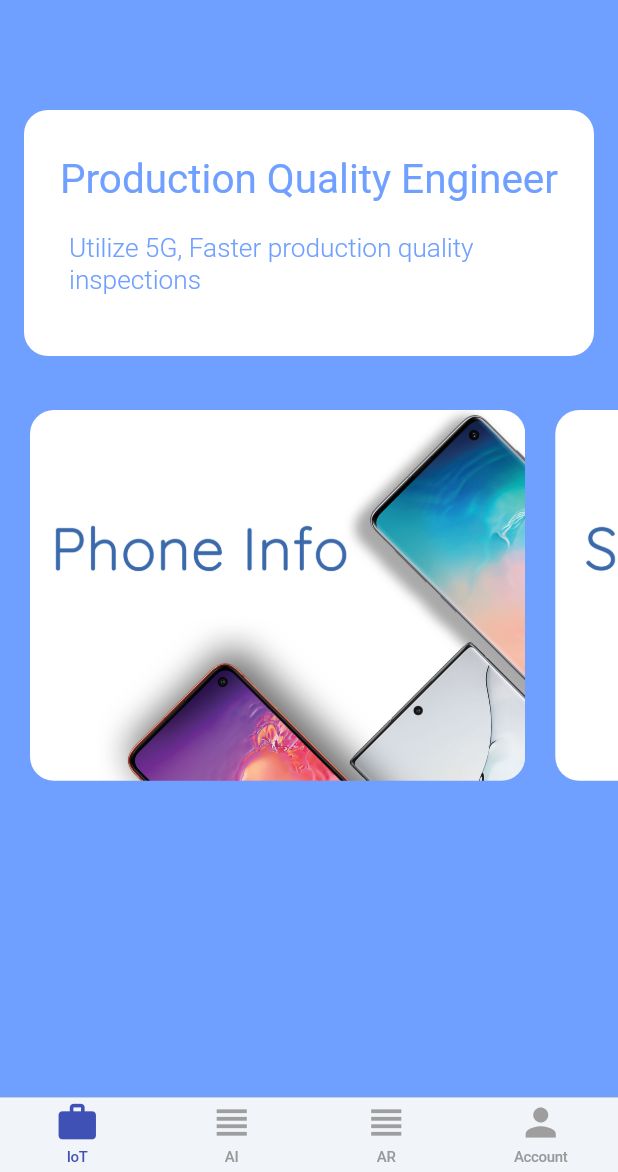
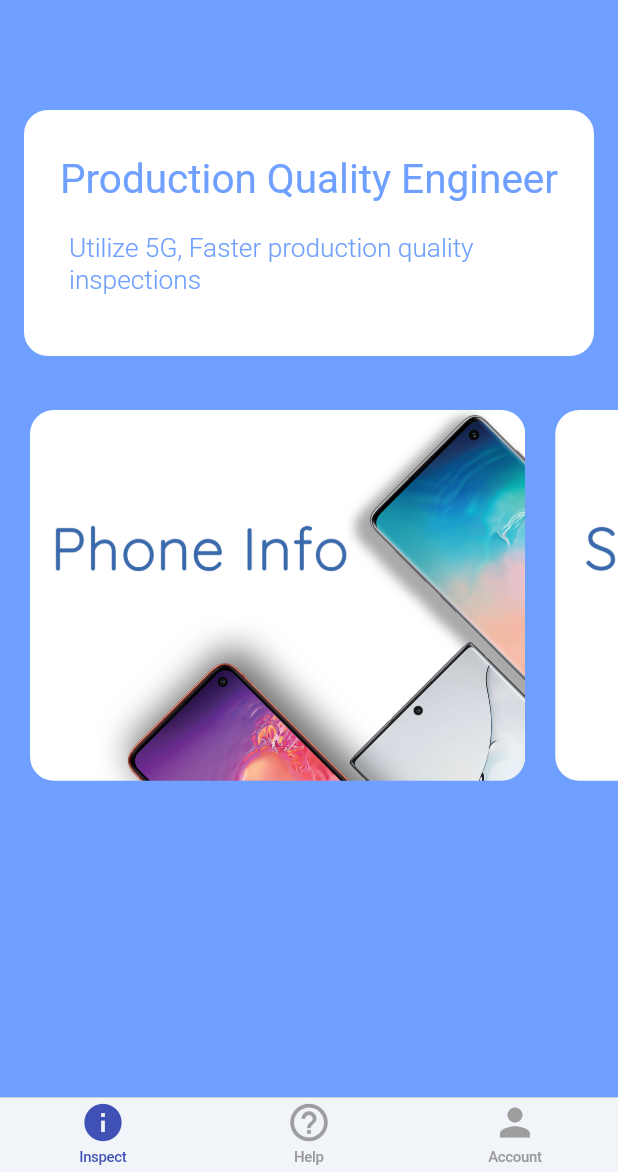
Before and after one commit to aydengemz/PQEngineer, a Flutter app: the screen it shows once a user with an empty profile is signed in, on a phone screen of 412 x 824 dp, the part 64-1236 px from its top. Run offline on Flutter 3.47's test engine with Material 2 defaults, Android fonts, the phone set to English and light mode, and no system bars; drawn by our look-alikes of overlay_support; our stand-ins replace battery, cloud_firestore, device_info, firebase_auth, flare_flutter, google_sign_in and 3 more; missing offline and left inert: flutter_facebook_login, flutter_webrtc, mqtt_client; accounts and stored records are empty; project files that could hold a hidden picture were left out.

Commit message:
1005-443-Accelorometer
Dashboard working

```diff
--- a/lib/app/home/cupertino_home_scaffold.dart
+++ b/lib/app/home/cupertino_home_scaffold.dart
@@ -22,9 +22,9 @@ class CupertinoHomeScaffold extends StatelessWidget {
     return CupertinoTabScaffold(
       tabBar: CupertinoTabBar(
         items: [
-          _buildItem(TabItem.iot),
-          _buildItem(TabItem.ai),
-          _buildItem(TabItem.ar),
+          _buildItem(TabItem.inspect),
+          //_buildItem(TabItem.ai),
+          _buildItem(TabItem.help),
           _buildItem(TabItem.account),
         ],
         onTap: (index) => onSelectTab(TabItem.values[index]),
--- a/lib/app/home/home_page.dart
+++ b/lib/app/home/home_page.dart
@@ -14,7 +14,7 @@ class HomePage extends StatefulWidget {
 }
 
 class _HomePageState extends State<HomePage> {
-  TabItem _currentTab = TabItem.iot;
+  TabItem _currentTab = TabItem.inspect;
    String _serverAddress = '';
   SharedPreferences prefs;
 
@@ -29,22 +29,21 @@ _initData() async {
     prefs = await SharedPreferences.getInstance();
     _serverAddress = prefs.getString('server') ?? 'demo.cloudwebrtc.com';
 
-
   }
 
 
   final Map<TabItem, GlobalKey<NavigatorState>> navigatorKeys = {
-    TabItem.iot: GlobalKey<NavigatorState>(),
-    TabItem.ai: GlobalKey<NavigatorState>(),
-    TabItem.ar: GlobalKey<NavigatorState>(),
+    TabItem.inspect: GlobalKey<NavigatorState>(),
+    //TabItem.ai: GlobalKey<NavigatorState>(),
+    TabItem.help: GlobalKey<NavigatorState>(),
     TabItem.account: GlobalKey<NavigatorState>(),
   };
 
   Map<TabItem, WidgetBuilder> get widgetBuilders {
     return {
-      TabItem.iot: (_) => IoTPage(),
-      TabItem.ai: (_) => AIPage(),
-      TabItem.ar: (_) => CallSample(ip: _serverAddress),
+      TabItem.inspect: (_) => IoTPage(ip: _serverAddress,),
+     // TabItem.ai: (_) => AIPage(),
+      TabItem.help: (_) => CallSample(ip: _serverAddress),
       TabItem.account: (_) => AccountPage(),
     };
   }
--- a/lib/app/home/iot/iot_page.dart
+++ b/lib/app/home/iot/iot_page.dart
@@ -12,7 +12,21 @@ import 'index.dart';
 import 'package:shared_preferences/shared_preferences.dart';
 
 class AnimationsPlayground extends StatelessWidget {
+
+
+   String _serverAddress = '';
+  SharedPreferences prefs;
+
+
+
+_initData() async {
+    prefs = await SharedPreferences.getInstance();
+    _serverAddress = prefs.getString('server') ?? 'demo.cloudwebrtc.com';
+
+  }
+
   static Route<dynamic> route() {
+
     return PageRouteBuilder(
       transitionDuration: const Duration(seconds: 3),
       pageBuilder: (BuildContext context, Animation<double> animation,
@@ -24,13 +38,18 @@ class AnimationsPlayground extends StatelessWidget {
 
   @override
   Widget build(BuildContext context) {
+    _initData();
     return Scaffold(
-      body: IoTPage(),
+      body: IoTPage(ip: _serverAddress,),
     );
   }
 }
 
 class IoTPage extends StatefulWidget {
+  final String ip;
+
+  IoTPage({Key key, @required this.ip}) : super(key: key);
+
   @override
   _IoTPageState createState() => _IoTPageState();
 }
@@ -43,7 +62,7 @@ class _IoTPageState extends State<IoTPage> with SingleTickerProviderStateMixin {
     // kBottomNavigationBarHeight
 
     final images = ['images/s10.jpeg', 'images/Sensors.jpg', 'images/s10.jpeg'];
-    final pages = [PhoneInfo(), SensorPage(), BatteryPage()];
+    final pages = [PhoneInfo(), SensorPage(ip: widget.ip), BatteryPage()];
 
     return Scaffold(
       drawer: Drawer(
--- a/lib/app/home/tab_item.dart
+++ b/lib/app/home/tab_item.dart
@@ -1,6 +1,6 @@
 import 'package:flutter/material.dart';
 
-enum TabItem { iot, ai, ar, account }
+enum TabItem { inspect, help, account }
 
 class TabItemData {
   const TabItemData({@required this.title, @required this.icon});
@@ -9,9 +9,9 @@ class TabItemData {
   final IconData icon;
 
   static const Map<TabItem, TabItemData> allTabs = {
-    TabItem.iot: TabItemData(title: 'IoT', icon: Icons.work),
-    TabItem.ai: TabItemData(title: 'AI', icon: Icons.view_headline),
-    TabItem.ar: TabItemData(title: 'AR', icon: Icons.view_headline),
+    TabItem.inspect: TabItemData(title: 'Inspect', icon: Icons.info),
+   // TabItem.ai: TabItemData(title: 'AI', icon: Icons.view_headline),
+    TabItem.help: TabItemData(title: 'Help', icon: Icons.help_outline),
     TabItem.account: TabItemData(title: 'Account', icon: Icons.person),
   };
 }
```
Also changed, not shown: lib/app/home/iot/sensor_page.dart (+79 -11 lines).
